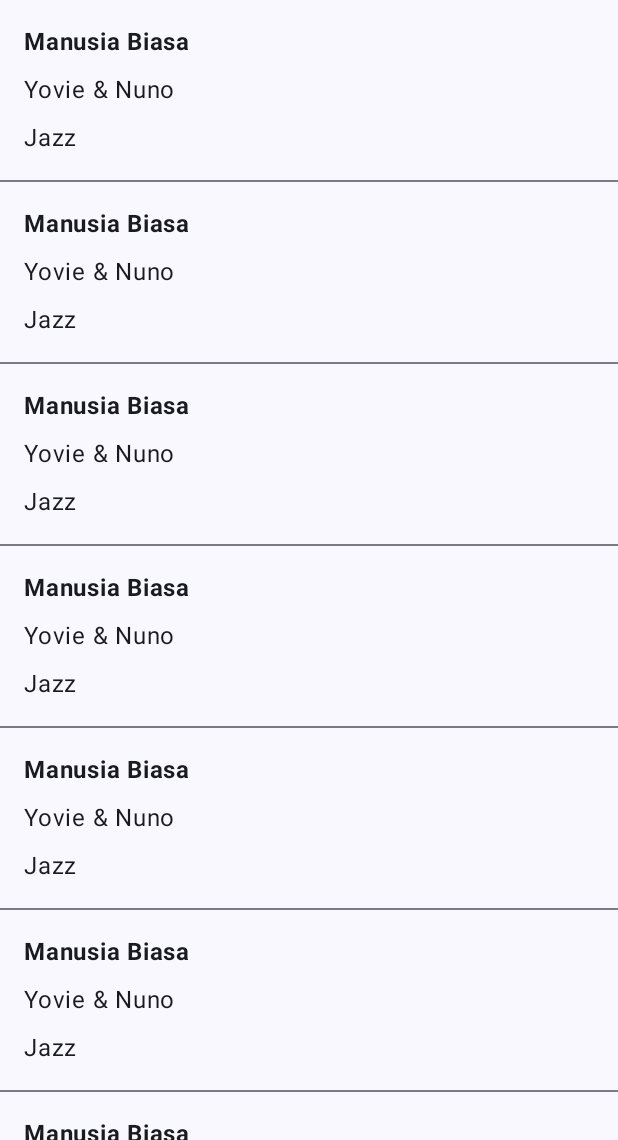
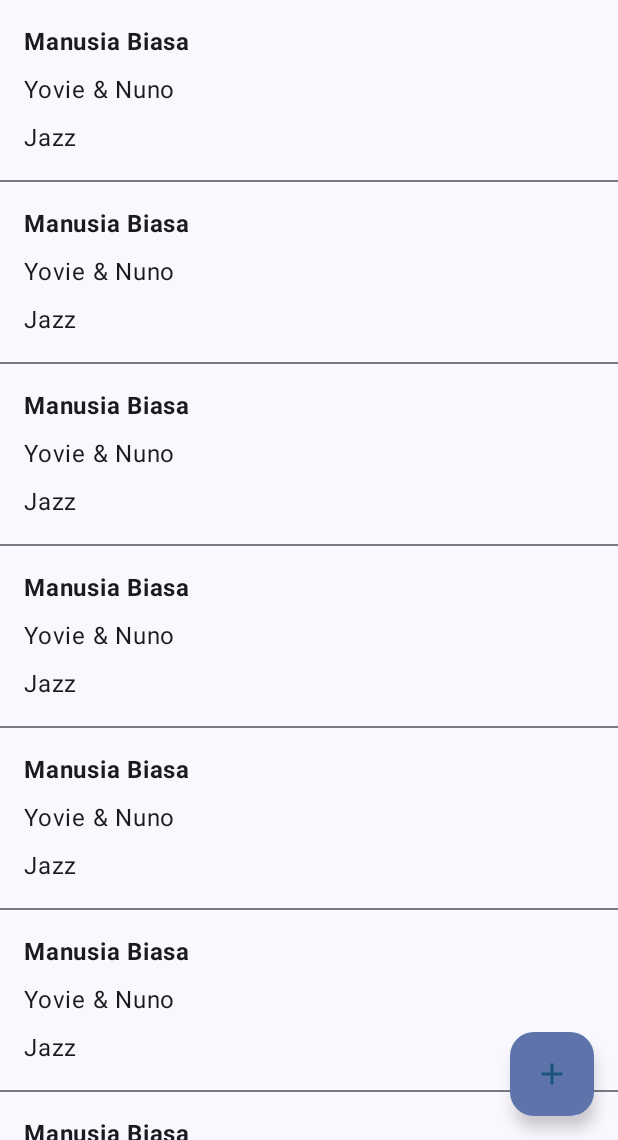
Before and after one commit to marianasamosir/Mobpro-1, an Android app built with Jetpack Compose: the screen it shows after launch (MainActivity), on a phone screen of 412 x 824 dp, the part 96-1236 px from its top. Run offline under Robolectric (Android 15) with nearby library versions, the phone set to English and light mode, and no system bars.

Commit message:
Membuat Tombol FAB

```diff
--- a/app/src/main/java/org/d3if3159/assessment_2/ui/screen/MainScreen.kt
+++ b/app/src/main/java/org/d3if3159/assessment_2/ui/screen/MainScreen.kt
@@ -5,13 +5,18 @@ import android.widget.Toast
 import androidx.compose.foundation.clickable
 import androidx.compose.foundation.layout.Arrangement
 import androidx.compose.foundation.layout.Column
+import androidx.compose.foundation.layout.PaddingValues
 import androidx.compose.foundation.layout.fillMaxSize
 import androidx.compose.foundation.layout.fillMaxWidth
 import androidx.compose.foundation.layout.padding
 import androidx.compose.foundation.lazy.LazyColumn
 import androidx.compose.foundation.lazy.items
+import androidx.compose.material.icons.Icons
+import androidx.compose.material.icons.filled.Add
 import androidx.compose.material3.Divider
 import androidx.compose.material3.ExperimentalMaterial3Api
+import androidx.compose.material3.FloatingActionButton
+import androidx.compose.material3.Icon
 import androidx.compose.material3.Scaffold
 import androidx.compose.material3.Text
 import androidx.compose.material3.TopAppBar
@@ -34,6 +39,8 @@ import org.d3if3159.assessment_2.ui.theme.Assessment2Theme
 @OptIn(ExperimentalMaterial3Api::class)
 @Composable
 fun MainScreen() {
+    val context = LocalContext.current
+
     Scaffold(
         topBar = {
             TopAppBar(
@@ -43,6 +50,19 @@ fun MainScreen() {
                     titleContentColor = Color(0xFF1B547C)
                 )
             )
+        },
+        floatingActionButton = {
+            FloatingActionButton(
+                onClick = {
+                    Toast.makeText(context, R.string.tambah_error, Toast.LENGTH_SHORT).show()
+                }
+            ) {
+                Icon(
+                    imageVector = Icons.Filled.Add,
+                    contentDescription = stringResource(id = R.string.tambah_musik),
+                    tint = Color(0xFF1B547C)
+                )
+            }
         }
     ) {padding ->
         ScreenContent(Modifier.padding(padding))
@@ -70,7 +90,8 @@ fun ScreenContent(modifier: Modifier) {
     }
     else {
         LazyColumn(
-            modifier = modifier.fillMaxSize()
+            modifier = modifier.fillMaxSize(),
+            contentPadding = PaddingValues(bottom = 84.dp)
         ) {
             items(dataMusik) {
                 ListItem(musik = it) {
--- a/app/src/main/res/values/strings.xml
+++ b/app/src/main/res/values/strings.xml
@@ -2,4 +2,6 @@
     <string name="app_name">MelodiIndo</string>
     <string name="list_kosong">Belum ada data</string>
     <string name="x_diklik">%1$s diklik!</string>
+    <string name="tambah_musik">Tambah musik</string>
+    <string name="tambah_error">Belum bisa tambah musik.</string>
 </resources>
```
